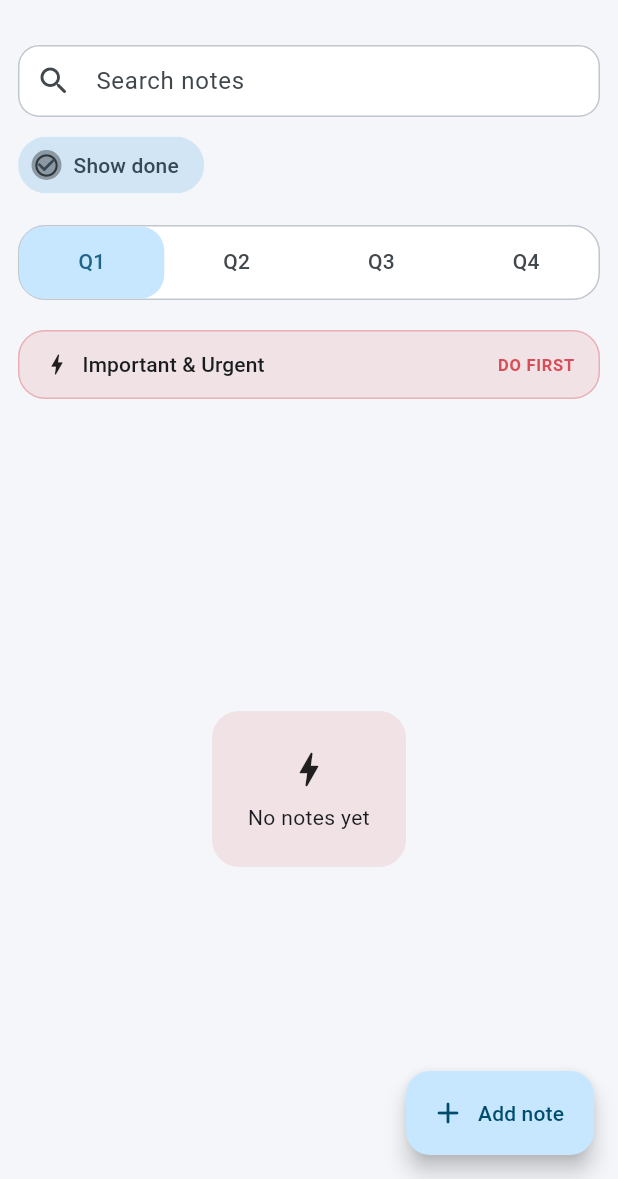
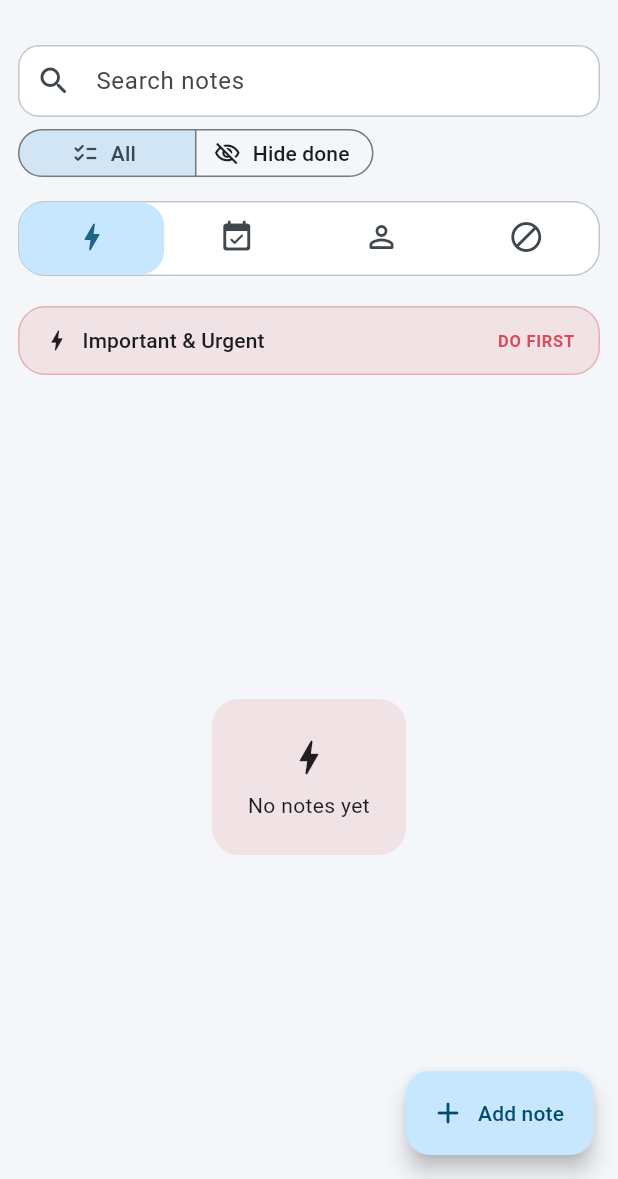
Before and after one commit to abdallah-gaber/q4-board, a Flutter app: the screen it shows after launch, on a phone screen of 412 x 824 dp, the part 57-1236 px from its top. Run offline on Flutter 3.47's test engine with Material 3 defaults, Android fonts, the phone set to English and light mode, and no system bars; our stand-ins replace flutter_riverpod, go_router, hive, hive_flutter; accounts and stored records are empty.

Commit message:
feat(ui): refine done filter control and icon-based mobile quadrant tabs

```diff
--- a/lib/features/board/presentation/board_screen.dart
+++ b/lib/features/board/presentation/board_screen.dart
@@ -238,6 +238,8 @@ class _BoardScreenState extends ConsumerState<BoardScreen>
   }
 }
 
+enum _DoneFilterMode { all, hideDone }
+
 class _BoardToolbar extends StatelessWidget {
   const _BoardToolbar({
     required this.isMobile,
@@ -266,11 +268,32 @@ class _BoardToolbar extends StatelessWidget {
       onChanged: onQueryChanged,
     );
 
-    final doneChip = FilterChip(
-      selected: showDone,
-      onSelected: onShowDoneChanged,
-      avatar: const Icon(Icons.check_circle_outline_rounded, size: 18),
-      label: Text(l10n.showDone),
+    final selectedMode = showDone
+        ? _DoneFilterMode.all
+        : _DoneFilterMode.hideDone;
+    final doneFilterControl = SegmentedButton<_DoneFilterMode>(
+      showSelectedIcon: false,
+      segments: [
+        ButtonSegment<_DoneFilterMode>(
+          value: _DoneFilterMode.all,
+          icon: const Icon(Icons.checklist_rounded, size: 18),
+          label: Text(l10n.filterAll),
+        ),
+        ButtonSegment<_DoneFilterMode>(
+          value: _DoneFilterMode.hideDone,
+          icon: const Icon(Icons.visibility_off_outlined, size: 18),
+          label: Text(l10n.filterHideDone),
+        ),
+      ],
+      selected: {selectedMode},
+      style: const ButtonStyle(
+        visualDensity: VisualDensity.compact,
+        tapTargetSize: MaterialTapTargetSize.shrinkWrap,
+      ),
+      onSelectionChanged: (selection) {
+        final nextMode = selection.first;
+        onShowDoneChanged(nextMode == _DoneFilterMode.all);
+      },
     );
 
     if (isMobile) {
@@ -279,7 +302,13 @@ class _BoardToolbar extends StatelessWidget {
         children: [
           searchField,
           const SizedBox(height: AppSpacing.xs),
-          Align(alignment: AlignmentDirectional.centerStart, child: doneChip),
+          SingleChildScrollView(
+            scrollDirection: Axis.horizontal,
+            child: Semantics(
+              label: l10n.doneFilterControl,
+              child: doneFilterControl,
+            ),
+          ),
         ],
       );
     }
@@ -288,7 +317,13 @@ class _BoardToolbar extends StatelessWidget {
       children: [
         Expanded(child: searchField),
         const SizedBox(width: AppSpacing.sm),
-        doneChip,
+        ConstrainedBox(
+          constraints: const BoxConstraints(minWidth: 250, maxWidth: 340),
+          child: Semantics(
+            label: l10n.doneFilterControl,
+            child: doneFilterControl,
+          ),
+        ),
       ],
     );
   }
@@ -357,6 +392,8 @@ class _MobileBoard extends StatelessWidget {
 
   @override
   Widget build(BuildContext context) {
+    final l10n = AppLocalizations.of(context)!;
+
     return Column(
       children: [
         Container(
@@ -376,11 +413,23 @@ class _MobileBoard extends StatelessWidget {
               color: Theme.of(context).colorScheme.primaryContainer,
               borderRadius: BorderRadius.circular(AppRadii.md - 2),
             ),
-            tabs: const [
-              Tab(text: 'Q1'),
-              Tab(text: 'Q2'),
-              Tab(text: 'Q3'),
-              Tab(text: 'Q4'),
+            tabs: [
+              _iconTab(
+                icon: Icons.bolt_rounded,
+                semantics: l10n.q1TabSemantics,
+              ),
+              _iconTab(
+                icon: Icons.event_available_rounded,
+                semantics: l10n.q2TabSemantics,
+              ),
+              _iconTab(
+                icon: Icons.person_outline_rounded,
+                semantics: l10n.q3TabSemantics,
+              ),
+              _iconTab(
+                icon: Icons.block_rounded,
+                semantics: l10n.q4TabSemantics,
+              ),
             ],
           ),
         ),
@@ -408,4 +457,13 @@ class _MobileBoard extends StatelessWidget {
       ],
     );
   }
+
+  Widget _iconTab({required IconData icon, required String semantics}) {
+    return Tab(
+      icon: Tooltip(
+        message: semantics,
+        child: Semantics(label: semantics, child: Icon(icon)),
+      ),
+    );
+  }
 }
--- a/lib/l10n/app_en.arb
+++ b/lib/l10n/app_en.arb
@@ -5,6 +5,9 @@
   "settings": "Settings",
   "searchHint": "Search notes",
   "showDone": "Show done",
+  "filterAll": "All",
+  "filterHideDone": "Hide done",
+  "doneFilterControl": "Done items filter",
   "addNote": "Add note",
   "editNote": "Edit note",
   "delete": "Delete",
@@ -36,6 +39,10 @@
   "q2Label": "SCHEDULE",
   "q3Label": "DELEGATE",
   "q4Label": "DON'T DO",
+  "q1TabSemantics": "Do first quadrant",
+  "q2TabSemantics": "Schedule quadrant",
+  "q3TabSemantics": "Delegate quadrant",
+  "q4TabSemantics": "Don't do quadrant",
   "emptyQuadrant": "No notes yet",
   "emptySearch": "No results for your search",
   "noteDeleted": "Note deleted",
@@ -44,6 +51,7 @@
   "clearDueDate": "Clear date",
   "pickDate": "Pick date",
   "doneChip": "Done",
+  "dragToReorder": "Drag to reorder",
   "resetLocalData": "Reset local data",
   "resetLocalDataDesc": "Clear all notes and settings saved on this device.",
   "resetLocalDataConfirmTitle": "Reset local data?",
--- a/lib/l10n/app_localizations.dart
+++ b/lib/l10n/app_localizations.dart
@@ -127,6 +127,24 @@ abstract class AppLocalizations {
   /// In en, this message translates to:
   /// **'Show done'**
   String get showDone;
+
+  /// No description provided for @filterAll.
+  ///
+  /// In en, this message translates to:
+  /// **'All'**
+  String get filterAll;
+
+  /// No description provided for @filterHideDone.
+  ///
+  /// In en, this message translates to:
+  /// **'Hide done'**
+  String get filterHideDone;
+
+  /// No description provided for @doneFilterControl.
+  ///
+  /// In en, this message translates to:
+  /// **'Done items filter'**
+  String get doneFilterControl;
 
   /// No description provided for @addNote.
   ///
@@ -314,6 +332,30 @@ abstract class AppLocalizations {
   /// **'DON\'T DO'**
   String get q4Label;
 
+  /// No description provided for @q1TabSemantics.
+  ///
+  /// In en, this message translates to:
+  /// **'Do first quadrant'**
+  String get q1TabSemantics;
+
+  /// No description provided for @q2TabSemantics.
+  ///
+  /// In en, this message translates to:
+  /// **'Schedule quadrant'**
+  String get q2TabSemantics;
+
+  /// No description provided for @q3TabSemantics.
+  ///
+  /// In en, this message translates to:
+  /// **'Delegate quadrant'**
+  String get q3TabSemantics;
+
+  /// No description provided for @q4TabSemantics.
+  ///
+  /// In en, this message translates to:
+  /// **'Don\'t do quadrant'**
+  String get q4TabSemantics;
+
   /// No description provided for @emptyQuadrant.
   ///
   /// In en, this message translates to:
@@ -361,6 +403,12 @@ abstract class AppLocalizations {
   /// In en, this message translates to:
   /// **'Done'**
   String get doneChip;
+
+  /// No description provided for @dragToReorder.
+  ///
+  /// In en, this message translates to:
+  /// **'Drag to reorder'**
+  String get dragToReorder;
 
   /// No description provided for @resetLocalData.
   ///
```
Also changed, not shown: lib/l10n/app_ar.arb (+8 -0 lines), lib/l10n/app_localizations_ar.dart (+24 -0 lines), lib/l10n/app_localizations_en.dart (+24 -0 lines).
